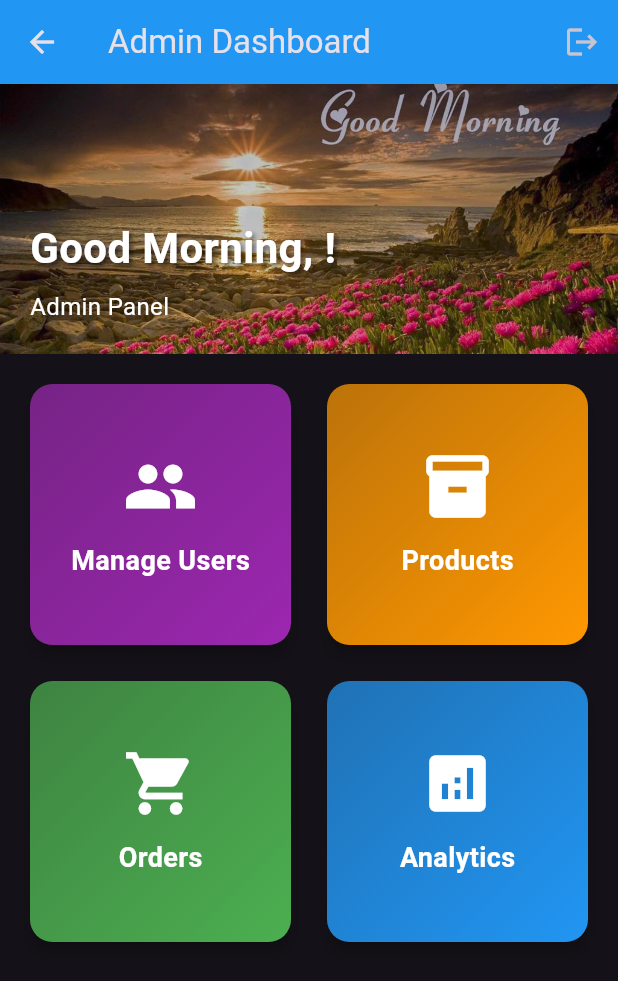
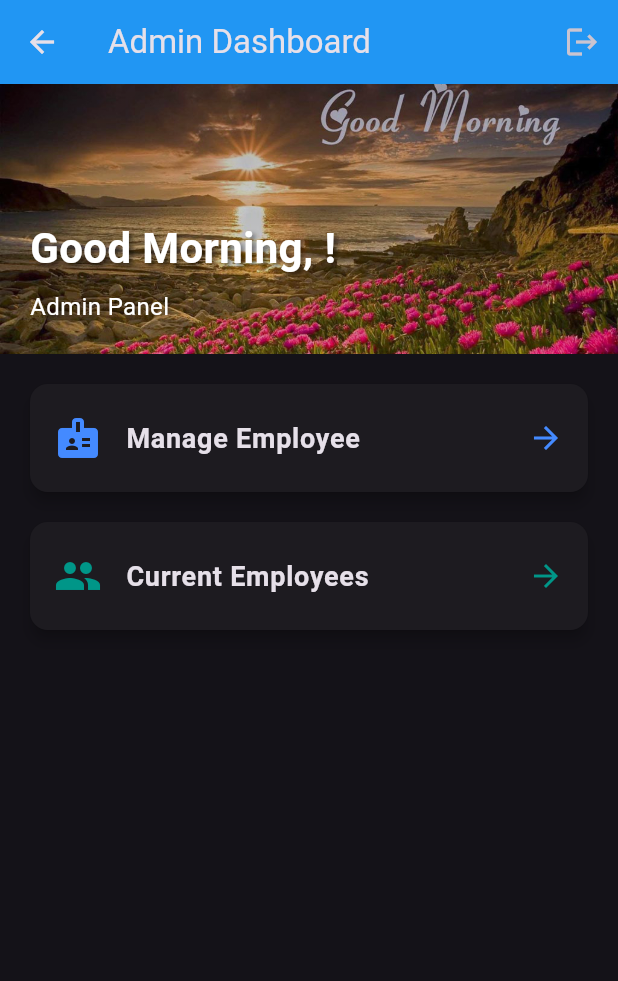
Before and after one commit to hasinduvindana/NetProfit, a Flutter app: the AdminDashboard screen opened directly with empty values, on a phone screen of 412 x 824 dp. Shown: the top 981 px of the screen. Run offline on Flutter 3.47's test engine with Material 3 defaults, Android fonts, the phone set to English and light mode, and no system bars; our stand-ins replace animate_do, cloud_firestore, firebase_auth, firebase_core, google_sign_in, local_auth; accounts and stored records are empty.

```diff
--- a/netprofit/lib/screens/admin_dash.dart
+++ b/netprofit/lib/screens/admin_dash.dart
@@ -2,6 +2,9 @@ import 'package:flutter/material.dart';
 import 'package:firebase_auth/firebase_auth.dart';
 import 'package:google_sign_in/google_sign_in.dart';
 import 'login_screen.dart';
+import 'manage-emp.dart';
+import 'view-emp.dart';
+
 
 class AdminDashboard extends StatelessWidget {
   final String userName;
@@ -146,39 +149,23 @@ class AdminDashboard extends StatelessWidget {
 
           // Dashboard Content
           Expanded(
-            child: Padding(
+            child: ListView(
               padding: EdgeInsets.all(16),
-              child: GridView.count(
-                crossAxisCount: 2,
-                crossAxisSpacing: 16,
-                mainAxisSpacing: 16,
               children: [
-                  _buildDashboardCard(
-                    icon: Icons.people,
-                    title: 'Manage Users',
-                    color: Colors.purple,
-                    onTap: () {},
+                _buildListTile(
+                  icon: Icons.badge,
+                  title: 'Manage Employee',
+                  color: Colors.blueAccent,
+                  onTap: () => Navigator.push(context, _createRoute(ManageEmp())),
                 ),
-                  _buildDashboardCard(
-                    icon: Icons.inventory,
-                    title: 'Products',
-                    color: Colors.orange,
-                    onTap: () {},
-                  ),
-                  _buildDashboardCard(
-                    icon: Icons.shopping_cart,
-                    title: 'Orders',
-                    color: Colors.green,
-                    onTap: () {},
-                  ),
-                  _buildDashboardCard(
-                    icon: Icons.analytics,
-                    title: 'Analytics',
-                    color: Colors.blue,
-                    onTap: () {},
+                SizedBox(height: 12),
+                _buildListTile(
+                  icon: Icons.group,
+                  title: 'Current Employees',
+                  color: Colors.teal,
+                  onTap: () => Navigator.push(context, _createRoute(ViewEmp())),
                 ),
               ],
-              ),
             ),
           ),
         ],
@@ -186,7 +173,7 @@ class AdminDashboard extends StatelessWidget {
     );
   }
 
-  Widget _buildDashboardCard({
+  Widget _buildListTile({
     required IconData icon,
     required String title,
     required Color color,
@@ -194,36 +181,32 @@ class AdminDashboard extends StatelessWidget {
   }) {
     return Card(
       elevation: 4,
-      shape: RoundedRectangleBorder(borderRadius: BorderRadius.circular(15)),
-      child: InkWell(
-        onTap: onTap,
-        borderRadius: BorderRadius.circular(15),
-        child: Container(
-          decoration: BoxDecoration(
-            gradient: LinearGradient(
-              colors: [color.withOpacity(0.7), color],
-              begin: Alignment.topLeft,
-              end: Alignment.bottomRight,
-            ),
-            borderRadius: BorderRadius.circular(15),
-          ),
-          child: Column(
-            mainAxisAlignment: MainAxisAlignment.center,
-            children: [
-              Icon(icon, size: 50, color: Colors.white),
-              SizedBox(height: 12),
-              Text(
+      shape: RoundedRectangleBorder(borderRadius: BorderRadius.circular(12)),
+      child: ListTile(
+        leading: Icon(icon, color: color, size: 32),
+        title: Text(
           title,
           style: TextStyle(
             fontSize: 18,
             fontWeight: FontWeight.bold,
-                  color: Colors.white,
           ),
         ),
-            ],
-          ),
-        ),
+        trailing: Icon(Icons.arrow_forward, color: color),
+        onTap: onTap,
+        contentPadding: EdgeInsets.symmetric(horizontal: 16, vertical: 8),
       ),
     );
   }
+
+  Route _createRoute(Widget page) {
+    return PageRouteBuilder(
+      pageBuilder: (context, animation, secondaryAnimation) => page,
+      transitionsBuilder: (context, animation, secondaryAnimation, child) {
+        const begin = Offset(1.0, 0.0);
+        const end = Offset.zero;
+        final tween = Tween(begin: begin, end: end).chain(CurveTween(curve: Curves.ease));
+        return SlideTransition(position: animation.drive(tween), child: child);
+      },
+    );
   }
+}
```
Also changed, not shown: netprofit/lib/screens/manage-emp.dart (added, +128 -0 lines), netprofit/lib/screens/view-emp.dart (added, +61 -0 lines), netprofit/pubspec.yaml (+9 -0 lines), netprofit/pubspec.lock, 5 other files. Lines whose indentation alone changed are shown as unchanged.
